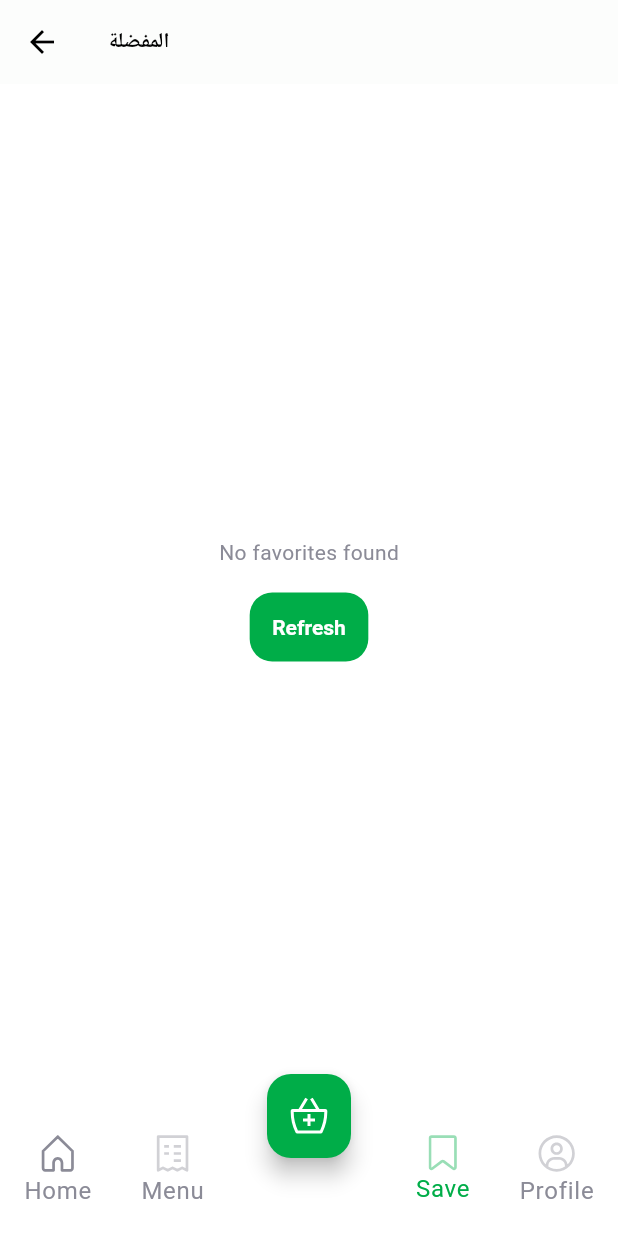
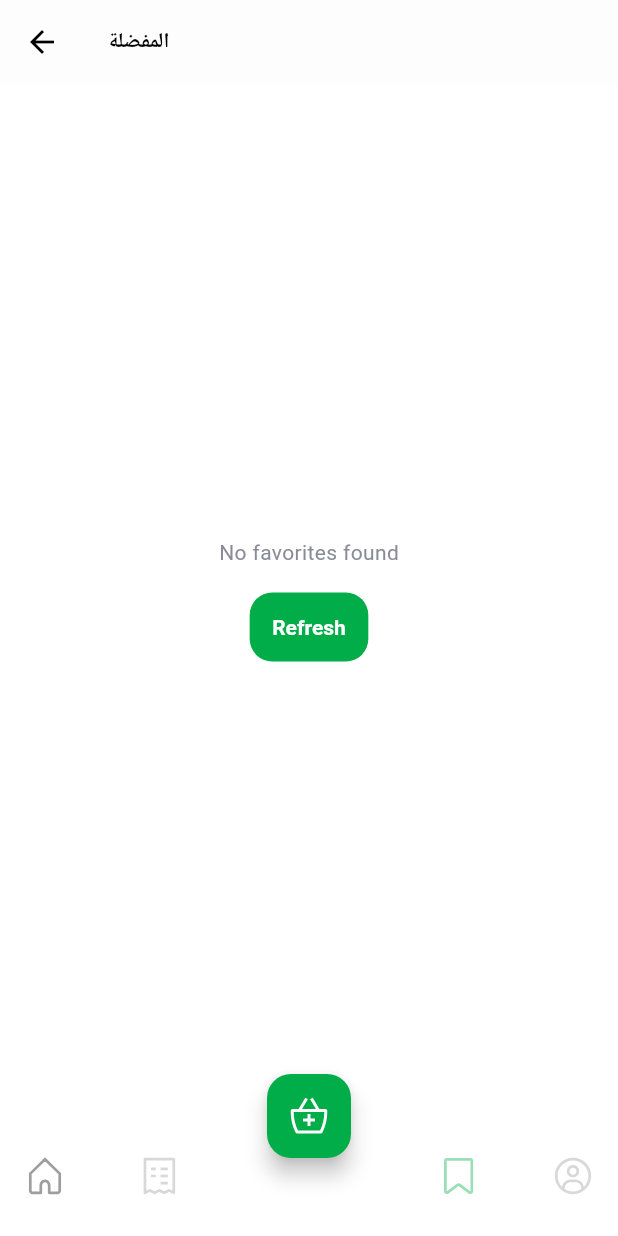
Before and after one commit to EnNajmsoft/Spices-Ecommerce-App, a Flutter app: the EntryPointUI screen opened by its route, item 3 of the bottom bar chosen, on a phone screen of 412 x 824 dp. Run offline on Flutter 3.47's test engine with Material 3 defaults, Android fonts, the phone set to English and light mode, and no system bars; our stand-ins replace cached_network_image, dartz, firebase_core, flutter_credit_card, flutter_svg, form_field_validator and 3 more; accounts and stored records are empty; network calls fail; Roboto replaces fonts that are missing (Gilroy).

Commit message:
Refactor routing and UI components: update navigation structure, enhance bottom navigation bar, and improve image property handling in product details

```diff
--- a/lib/core/routes/app_routes.dart
+++ b/lib/core/routes/app_routes.dart
@@ -1,4 +1,5 @@
 import 'package:Spices_Ecommerce_app/data/model/Product.dart';
+import 'package:Spices_Ecommerce_app/views/OrdersPage.dart';
 import 'package:Spices_Ecommerce_app/views/auth/VerifyOtpPage.dart';
 import 'package:Spices_Ecommerce_app/views/auth/login_or_signup_page.dart';
 import 'package:Spices_Ecommerce_app/views/auth/login_page.dart';
@@ -72,6 +73,9 @@ class AppRoutes {
   static const orderFailed = '/orderFailed';
   static const noOrderYet = '/noOrderYet';
 
+  static const ordersPage = '/ordersPage';
+
+
   /// Category
   static const category = '/category';
   static const categoryDetails = '/categoryDetails';
@@ -114,6 +118,7 @@ class AppRoutes {
   static const paymentCardAdd = '/paymentCardAdd';
 
   static final List<GetPage> routes = [
+
     GetPage(
       name: entryPoint,
       page: () => const EntryPointUI(),
@@ -187,6 +192,11 @@ GetPage(
       name: cartPage,
       page: () => CartPage(),
     ),
+        GetPage(
+      name: ordersPage,
+      page: () => const OrdersPage(),
+    ),
+
     // GetPage(
     //   name: savePage,
     //   page: () => FavouriteListPage(),
--- a/lib/views/entrypoint/components/app_navigation_bar.dart
+++ b/lib/views/entrypoint/components/app_navigation_bar.dart
@@ -1,7 +1,6 @@
 import 'package:flutter/material.dart';
-
+import 'package:flutter_svg/svg.dart';
 import '../../../core/constants/constants.dart';
-import 'bottom_app_bar_item.dart';
 
 class AppBottomNavigationBar extends StatelessWidget {
   const AppBottomNavigationBar({
@@ -22,14 +21,12 @@ class AppBottomNavigationBar extends StatelessWidget {
       child: Row(
         mainAxisAlignment: MainAxisAlignment.spaceBetween,
         children: [
-          BottomAppBarItem(
-            name: 'Home',
+          _buildBottomAppBarItem(
             iconLocation: AppIcons.home,
             isActive: currentIndex == 0,
             onTap: () => onNavTap(0),
           ),
-          BottomAppBarItem(
-            name: 'Menu',
+          _buildBottomAppBarItem(
             iconLocation: AppIcons.menu,
             isActive: currentIndex == 1,
             onTap: () => onNavTap(1),
@@ -38,16 +35,12 @@ class AppBottomNavigationBar extends StatelessWidget {
             padding: EdgeInsets.all(AppDefaults.padding * 2),
             child: SizedBox(width: AppDefaults.margin),
           ),
-          /* <---- We have to leave this 3rd index (2) for the cart item -----> */
-
-          BottomAppBarItem(
-            name: 'Save',
+          _buildBottomAppBarItem(
             iconLocation: AppIcons.save,
             isActive: currentIndex == 3,
             onTap: () => onNavTap(3),
           ),
-          BottomAppBarItem(
-            name: 'Profile',
+          _buildBottomAppBarItem(
             iconLocation: AppIcons.profile,
             isActive: currentIndex == 4,
             onTap: () => onNavTap(4),
@@ -56,4 +49,26 @@ class AppBottomNavigationBar extends StatelessWidget {
       ),
     );
   }
+
+  Widget _buildBottomAppBarItem({
+    required String iconLocation,
+    required bool isActive,
+    required VoidCallback onTap,
+  }) {
+    return InkWell(
+      onTap: onTap,
+      child: Padding(
+        padding: const EdgeInsets.symmetric(vertical: AppDefaults.padding),
+        child: SvgPicture.asset(
+          iconLocation,
+          width: 28, // زيادة حجم الأيقونة
+          height: 28,
+          colorFilter: ColorFilter.mode(
+            isActive ? AppColors.primary : Colors.grey,
+            BlendMode.srcIn,
+          ),
+        ),
+      ),
+    );
+  }
 }
--- a/lib/views/entrypoint/entrypoint_ui.dart
+++ b/lib/views/entrypoint/entrypoint_ui.dart
@@ -1,16 +1,17 @@
+import 'package:Spices_Ecommerce_app/views/OrdersPage.dart';
+import 'package:Spices_Ecommerce_app/views/home/home_screen.dart';
 import 'package:animations/animations.dart';
 import 'package:flutter/material.dart';
 import 'package:flutter_svg/svg.dart';
 import '../../core/constants/app_icons.dart';
-
 import '../../core/constants/app_colors.dart';
 import '../../core/constants/app_defaults.dart';
 import '../cart/cart_page.dart';
-import '../home/home_page.dart';
 import '../menu/menu_page.dart';
 import '../profile/profile_page.dart';
 import '../save/save_page.dart';
 import 'components/app_navigation_bar.dart';
+
 
 /// This page will contain all the bottom navigation tabs
 class EntryPointUI extends StatefulWidget {
@@ -32,10 +33,10 @@ class _EntryPointUIState extends State<EntryPointUI> {
 
   /// All the pages
   List<Widget> pages = [
-    const HomePage(),
-     MenuPage(),
-    const CartPage(isHomePage: true),
-     SavePage(isHomePage: false),
+    HomeScreen(), // استخدام HomeScreen هنا
+    OrdersPage(),
+    CartPage(isHomePage: true),
+    SavePage(isHomePage: false),
     const ProfilePage(),
   ];
 
--- a/lib/views/home/components/bundle_pack_details.dart
+++ b/lib/views/home/components/bundle_pack_details.dart
@@ -2,10 +2,9 @@ import 'package:Spices_Ecommerce_app/data/model/Product.dart';
 import 'package:flutter/material.dart';
 import '../../../core/components/network_image.dart';
 import '../../../core/constants/constants.dart';
-import 'package:get/get.dart';
 
 class PackDetails extends StatelessWidget {
-   PackDetails({
+   const PackDetails({
     super.key,
      required this.product,
   });
@@ -33,7 +32,7 @@ class PackDetails extends StatelessWidget {
             leading: AspectRatio(
               aspectRatio: 1 / 1,
               child: NetworkImageWithLoader(
-                product.imageUrl!, // صورة المنتج
+                product.image!, // صورة المنتج
                 fit: BoxFit.fill,
               ),
             ),
```
Also changed, not shown: lib/core/functions/alertelogoteadmin.dart (+4 -5 lines), lib/core/routes/on_generate_route.dart (+4 -5 lines).
